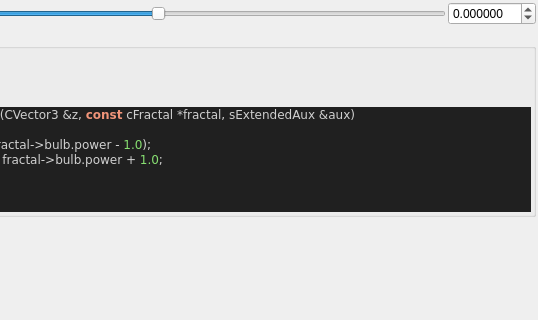
Qt form mandelbulber2/formula/ui/fractal_transf_r_power.ui (buddhi1980/mandelbulber2) before a commit; both pictures show x 171 to 709 and y 0 to 320 of the 709 by 756 pixel window.
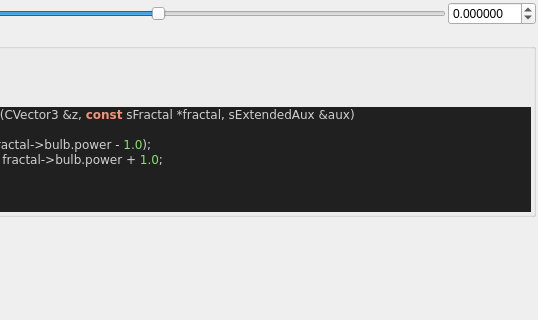
The same form after that commit. Custom widgets are drawn as their Qt base class.

The edit to the form file:
```diff
--- a/mandelbulber2/formula/ui/fractal_transf_r_power.ui
+++ b/mandelbulber2/formula/ui/fractal_transf_r_power.ui
@@ -130,7 +130,7 @@
 &lt;/table&gt;
 &lt;h3&gt;Code&lt;/h3&gt;
 &lt;body style=&quot;background-color:#202020&quot;&gt;
-&lt;pre style=&quot;color:#d0d0d0; background-color:#202020;  font-family:'Courier New',monospace;&quot;&gt;&lt;span style=&quot;color:#f09479; font-weight:bold&quot;&gt;void&lt;/span&gt; &lt;span style=&quot;color:#e47eed&quot;&gt;TransfRPowerIteration&lt;/span&gt;&lt;span style=&quot;color:#d0d0d0&quot;&gt;(&lt;/span&gt;CVector3 &lt;span style=&quot;color:#d0d0d0&quot;&gt;&amp;amp;&lt;/span&gt;z&lt;span style=&quot;color:#d0d0d0&quot;&gt;,&lt;/span&gt; &lt;span style=&quot;color:#f09479; font-weight:bold&quot;&gt;const&lt;/span&gt; cFractal &lt;span style=&quot;color:#d0d0d0&quot;&gt;*&lt;/span&gt;fractal&lt;span style=&quot;color:#d0d0d0&quot;&gt;,&lt;/span&gt; sExtendedAux &lt;span style=&quot;color:#d0d0d0&quot;&gt;&amp;amp;&lt;/span&gt;aux&lt;span style=&quot;color:#d0d0d0&quot;&gt;)&lt;/span&gt;
+&lt;pre style=&quot;color:#d0d0d0; background-color:#202020;  font-family:'Courier New',monospace;&quot;&gt;&lt;span style=&quot;color:#f09479; font-weight:bold&quot;&gt;void&lt;/span&gt; &lt;span style=&quot;color:#e47eed&quot;&gt;TransfRPowerIteration&lt;/span&gt;&lt;span style=&quot;color:#d0d0d0&quot;&gt;(&lt;/span&gt;CVector3 &lt;span style=&quot;color:#d0d0d0&quot;&gt;&amp;amp;&lt;/span&gt;z&lt;span style=&quot;color:#d0d0d0&quot;&gt;,&lt;/span&gt; &lt;span style=&quot;color:#f09479; font-weight:bold&quot;&gt;const&lt;/span&gt; sFractal &lt;span style=&quot;color:#d0d0d0&quot;&gt;*&lt;/span&gt;fractal&lt;span style=&quot;color:#d0d0d0&quot;&gt;,&lt;/span&gt; sExtendedAux &lt;span style=&quot;color:#d0d0d0&quot;&gt;&amp;amp;&lt;/span&gt;aux&lt;span style=&quot;color:#d0d0d0&quot;&gt;)&lt;/span&gt;
 &lt;span style=&quot;color:#d0d0d0&quot;&gt;{&lt;/span&gt;
   &lt;span style=&quot;color:#f09479; font-weight:bold&quot;&gt;double&lt;/span&gt; rp &lt;span style=&quot;color:#d0d0d0&quot;&gt;=&lt;/span&gt; &lt;span style=&quot;color:#e47eed&quot;&gt;pow&lt;/span&gt;&lt;span style=&quot;color:#d0d0d0&quot;&gt;(&lt;/span&gt;aux&lt;span style=&quot;color:#d0d0d0&quot;&gt;.&lt;/span&gt;r&lt;span style=&quot;color:#d0d0d0&quot;&gt;,&lt;/span&gt; fractal&lt;span style=&quot;color:#d0d0d0&quot;&gt;-&amp;gt;&lt;/span&gt;bulb&lt;span style=&quot;color:#d0d0d0&quot;&gt;.&lt;/span&gt;power &lt;span style=&quot;color:#d0d0d0&quot;&gt;-&lt;/span&gt; &lt;span style=&quot;color:#87df71&quot;&gt;1.0&lt;/span&gt;&lt;span style=&quot;color:#d0d0d0&quot;&gt;);&lt;/span&gt;
   aux&lt;span style=&quot;color:#d0d0d0&quot;&gt;.&lt;/span&gt;r_dz &lt;span style=&quot;color:#d0d0d0&quot;&gt;=&lt;/span&gt; rp &lt;span style=&quot;color:#d0d0d0&quot;&gt;*&lt;/span&gt; aux&lt;span style=&quot;color:#d0d0d0&quot;&gt;.&lt;/span&gt;r_dz &lt;span style=&quot;color:#d0d0d0&quot;&gt;*&lt;/span&gt; fractal&lt;span style=&quot;color:#d0d0d0&quot;&gt;-&amp;gt;&lt;/span&gt;bulb&lt;span style=&quot;color:#d0d0d0&quot;&gt;.&lt;/span&gt;power &lt;span style=&quot;color:#d0d0d0&quot;&gt;+&lt;/span&gt; &lt;span style=&quot;color:#87df71&quot;&gt;1.0&lt;/span&gt;&lt;span style=&quot;color:#d0d0d0&quot;&gt;;&lt;/span&gt;
```
